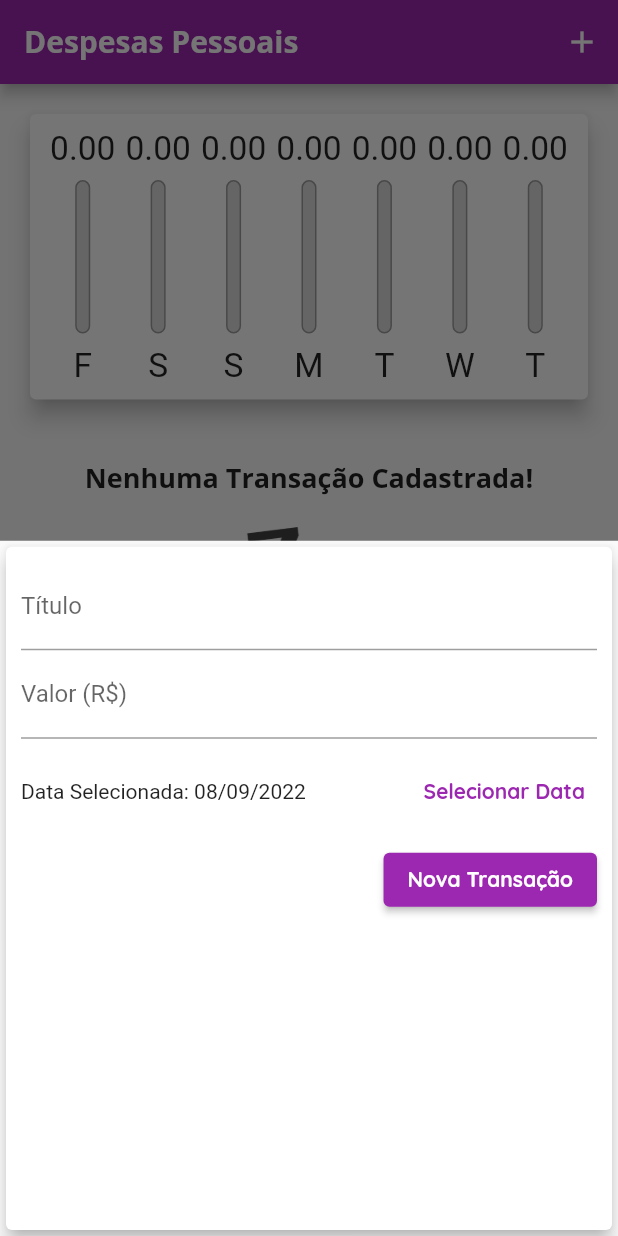
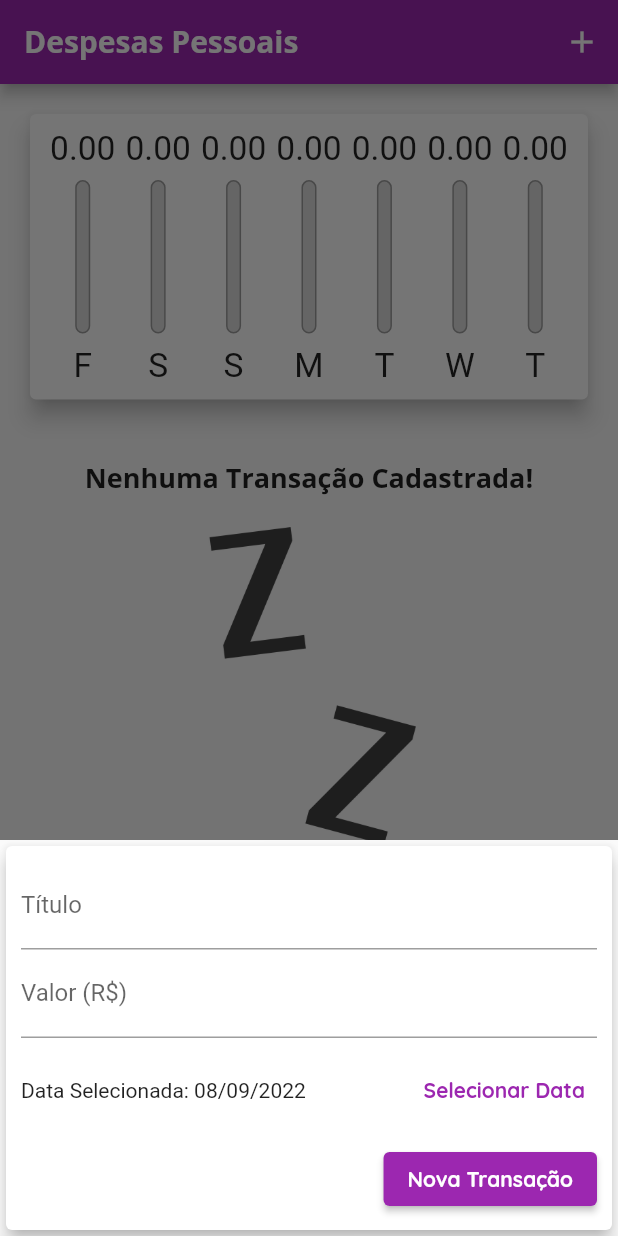
Before and after one commit to souzap371/projeto_despesas_pessoais, a Flutter app: the screen it shows after launch, after a tap on the "add" icon, on a phone screen of 412 x 824 dp. Run offline on Flutter 3.47's test engine with Material 2 defaults, Android fonts, the phone set to English and light mode, and no system bars.

Commit message:
Adicionando responsividade em diferentes tamanho de telas

```diff
--- a/lib/components/transaction_form.dart
+++ b/lib/components/transaction_form.dart
@@ -49,10 +49,16 @@ class _TransactionFormState extends State<TransactionForm> {
 
   @override
   Widget build(BuildContext context) {
-    return Card(
+    return SingleChildScrollView(
+      child: Card(
         elevation: 5,
         child: Padding(
-        padding: const EdgeInsets.all(10),
+          padding: EdgeInsets.only(
+            top: 10,
+            right: 10,
+            left: 10,
+            bottom: 10 + MediaQuery.of(context).viewInsets.bottom,
+          ),
           child: Column(
             children: <Widget>[
               TextField(
@@ -110,6 +116,7 @@ class _TransactionFormState extends State<TransactionForm> {
             ],
           ),
         ),
+      ),
     );
   }
 }
--- a/lib/components/transaction_list.dart
+++ b/lib/components/transaction_list.dart
@@ -14,26 +14,26 @@ class TransactionList extends StatelessWidget {
   @override
   Widget build(BuildContext context) {
     return transactions.isEmpty
-        ? Column(
+        ? LayoutBuilder(
+            builder: (ctx, constraints) {
+              return Column(
                 children: <Widget>[
-              SizedBox(
-                height: 20,
-              ),
+                  SizedBox(height: 20),
                   Text(
                     'Nenhuma Transação Cadastrada!',
                     style: Theme.of(context).textTheme.headline6,
                   ),
-              SizedBox(
-                height: 20,
-              ),
+                  SizedBox(height: 20),
                   Container(
-                height: 200,
+                    height: constraints.maxHeight * 0.6,
                     child: Image.asset(
                       'assets/images/waiting.png',
                       fit: BoxFit.cover,
                     ),
                   ),
                 ],
+              );
+            },
           )
         : ListView.builder(
             itemCount: transactions.length,
@@ -65,7 +65,17 @@ class TransactionList extends StatelessWidget {
                   subtitle: Text(
                     DateFormat('d MMM y').format(tr.date),
                   ),
-                  trailing: IconButton(
+                  trailing: MediaQuery.of(context).size.width > 480
+                      ? TextButton.icon(
+                          onPressed: () => onRemove(tr.id),
+                          icon: Icon(Icons.delete),
+                          label: Text(
+                            'Excluir',
+                            style:
+                                TextStyle(color: Theme.of(context).errorColor),
+                          ),
+                        )
+                      : IconButton(
                           icon: Icon(Icons.delete),
                           color: Theme.of(context).errorColor,
                           onPressed: () => onRemove(tr.id),
--- a/lib/main.dart
+++ b/lib/main.dart
@@ -55,6 +55,7 @@ class MyHomePage extends StatefulWidget {
 
 class _MyHomePageState extends State<MyHomePage> {
   final List<Transaction> _transactions = [];
+  bool _showChart = false;
 
   List<Transaction> get _recentTransactions {
     return _transactions.where((tr) {
@@ -91,18 +92,31 @@ class _MyHomePageState extends State<MyHomePage> {
       context: context,
       builder: (_) {
         return TransactionForm(_addTransaction);
-        });
+      },
+    );
   }
 
   @override
   Widget build(BuildContext context) {
+    bool isLandscape =
+        MediaQuery.of(context).orientation == Orientation.landscape;
+
     final appBar = AppBar(
       title: Text('Despesas Pessoais'),
       actions: <Widget>[
+        if (isLandscape)
+          IconButton(
+            icon: Icon(_showChart ? Icons.list : Icons.show_chart),
+            onPressed: () {
+              setState(() {
+                _showChart = !_showChart;
+              });
+            },
+          ),
         IconButton(
           icon: Icon(Icons.add),
           onPressed: () => _openTransactionFormModal(context),
-        )
+        ),
       ],
     );
     final availableHeight = MediaQuery.of(context).size.height -
@@ -115,12 +129,29 @@ class _MyHomePageState extends State<MyHomePage> {
         child: Column(
           crossAxisAlignment: CrossAxisAlignment.stretch,
           children: <Widget>[
+            // if (isLandscape)
+            //   Row(
+            //    mainAxisAlignment: MainAxisAlignment.center,
+            //    children: <Widget>[
+            //      Text('Exibir Gráfico'),
+            //      Switch(
+            //        value: _showChart,
+            //        onChanged: (value) {
+            //          setState(() {
+            //            _showChart = value;
+            //          });
+            //        },
+            //      ),
+            //    ],
+            //  ),
+            if (_showChart || !isLandscape)
               Container(
-              height: availableHeight * 0.3,
+                height: availableHeight * (isLandscape ? 0.8 : 0.3),
                 child: Chart(_recentTransactions),
               ),
+            if (!_showChart || !isLandscape)
               Container(
-              height: availableHeight * 0.7,
+                height: availableHeight * (isLandscape ? 1 : 0.7),
                 child: TransactionList(_transactions, _removeTransaction),
               ),
           ],
```
Lines whose indentation alone changed are shown as unchanged.
